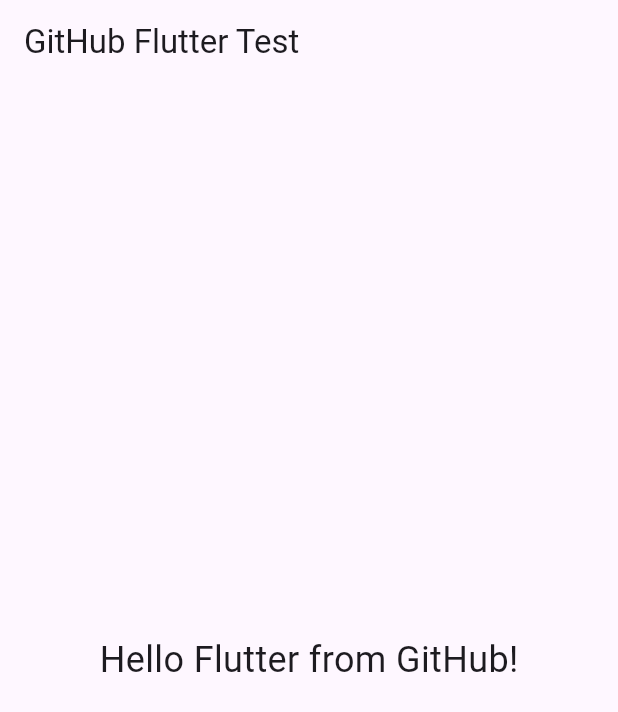
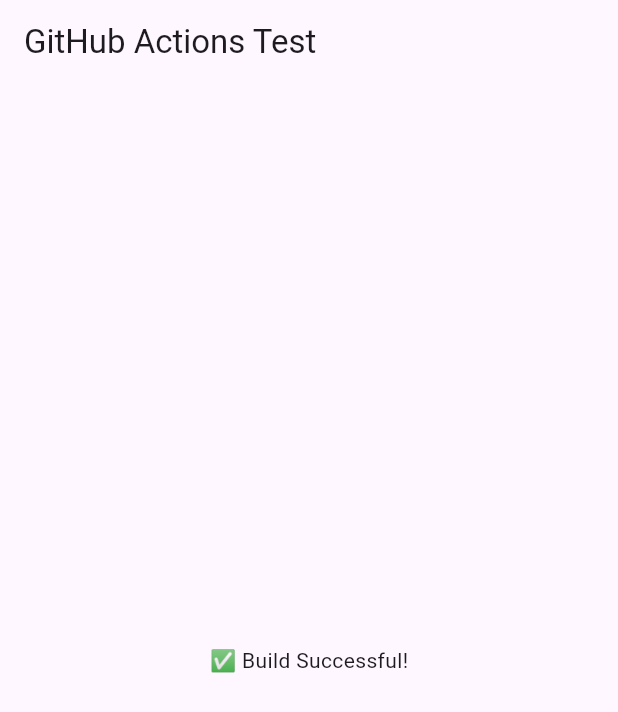
Before and after one commit to paisakamao/flutter, a Flutter app: the screen it shows after launch, on a phone screen of 412 x 824 dp. Shown: the top 712 px of the screen. Run offline on Flutter 3.47's test engine with Material 3 defaults, Android fonts, the phone set to English and light mode, and no system bars.

Commit message:
Update main.dart

```diff
--- a/lib/main.dart
+++ b/lib/main.dart
@@ -10,26 +10,21 @@ class MyApp extends StatelessWidget {
   @override
   Widget build(BuildContext context) {
     return MaterialApp(
-      title: 'GitHub Flutter Test',
+      title: 'Flutter GitHub Actions Test',
       theme: ThemeData(primarySwatch: Colors.blue),
-      home: const HomeScreen(),
+      home: const HomePage(),
     );
   }
 }
 
-class HomeScreen extends StatelessWidget {
-  const HomeScreen({super.key});
+class HomePage extends StatelessWidget {
+  const HomePage({super.key});
 
   @override
   Widget build(BuildContext context) {
     return Scaffold(
-      appBar: AppBar(title: const Text('GitHub Flutter Test')),
-      body: const Center(
-        child: Text(
-          'Hello Flutter from GitHub!',
-          style: TextStyle(fontSize: 24),
-        ),
-      ),
+      appBar: AppBar(title: const Text("GitHub Actions Test")),
+      body: const Center(child: Text("✅ Build Successful!")),
     );
   }
 }
```
